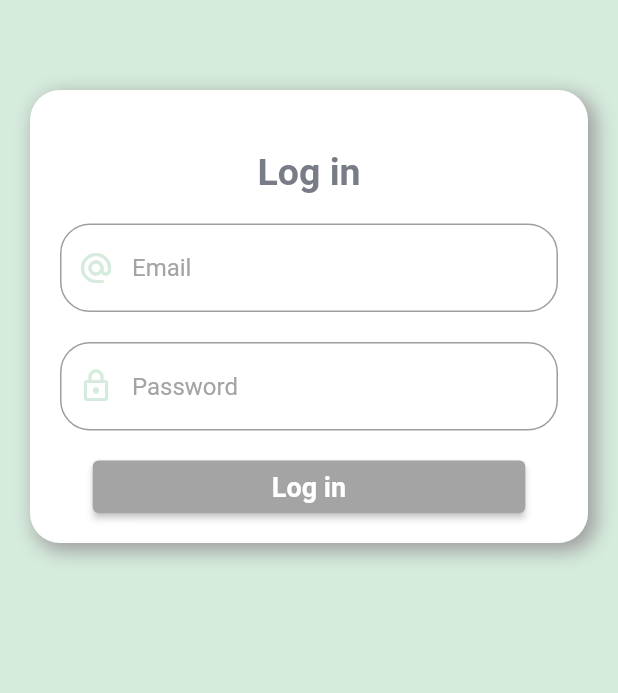
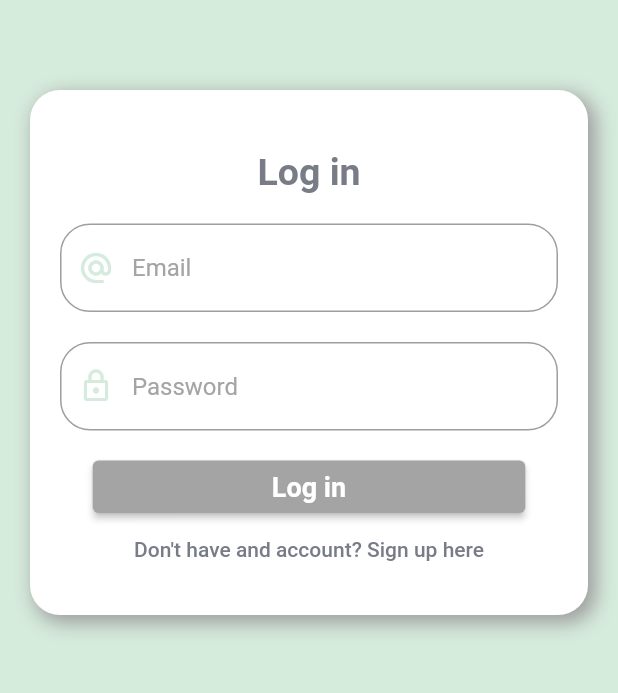
Before and after one commit to renanspvargas/book_club_app, a Flutter app: the screen it shows after launch, on a phone screen of 412 x 824 dp, the part 382-1075 px from its top. Run offline on Flutter 3.47's test engine with Material 2 defaults, Android fonts, the phone set to English and light mode, and no system bars.

Commit message:
adding text button

```diff
--- a/bookclubapp/lib/screens/login/local_widgets/login_form.dart
+++ b/bookclubapp/lib/screens/login/local_widgets/login_form.dart
@@ -1,3 +1,4 @@
+import 'package:bookclubapp/utils/theme.dart';
 import 'package:bookclubapp/widgets/our_container.dart';
 import 'package:flutter/material.dart';
 
@@ -52,6 +53,13 @@ class OurLoginForm extends StatelessWidget {
               ),
             ),
           ),
+          TextButton(
+            onPressed: () {},
+            child: const Text(
+              "Don't have and account? Sign up here",
+              style: TextStyle(color: OurTheme.darkerGrey),
+            ),
+          ),
         ],
       ),
     );
```
